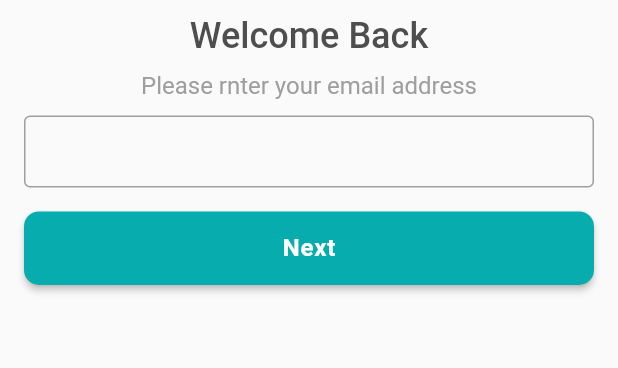
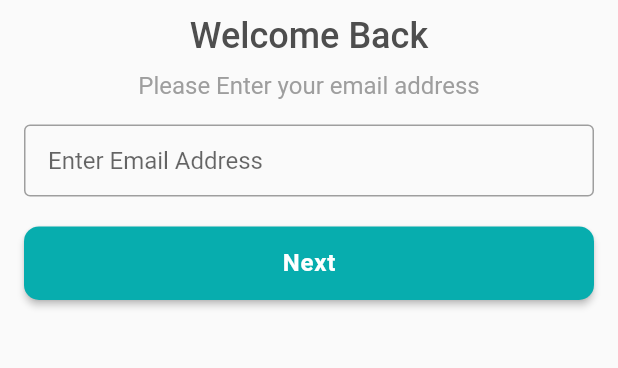
Before and after one commit to taufiqurSabbir/flutter_ecommerce, a Flutter app: the screen it shows after launch, on a phone screen of 412 x 824 dp, the part 395-763 px from its top. Run offline on Flutter 3.47's test engine with Material 2 defaults, Android fonts, the phone set to English and light mode, and no system bars; our stand-ins replace flutter_svg, get.

Commit message:
User email verification page

```diff
--- a/lib/presentation/ui/screens/auth/email_verification.dart
+++ b/lib/presentation/ui/screens/auth/email_verification.dart
@@ -40,16 +40,17 @@ class _Email_VarificationState extends State<Email_Varification> {
               const SizedBox(
                 height: 10,
               ),
-              Text('Please rnter your email address',
+              Text('Please Enter your email address',
                   style: Theme.of(context)
                       .textTheme
                       .titleMedium
                       ?.copyWith(color: Colors.grey)),
               const SizedBox(
-                height: 10,
+                height: 16,
               ),
               TextFormField(
                 decoration: const InputDecoration(
+                  hintText: 'Enter Email Address',
                   contentPadding: EdgeInsets.symmetric(horizontal: 16),
                   border: OutlineInputBorder(
                       borderSide: BorderSide(color: Colors.grey)),
@@ -60,7 +61,7 @@ class _Email_VarificationState extends State<Email_Varification> {
                 ),
               ),
               const SizedBox(
-                height: 16,
+                height: 20,
               ),
               SizedBox(
                   width: double.infinity,
```
